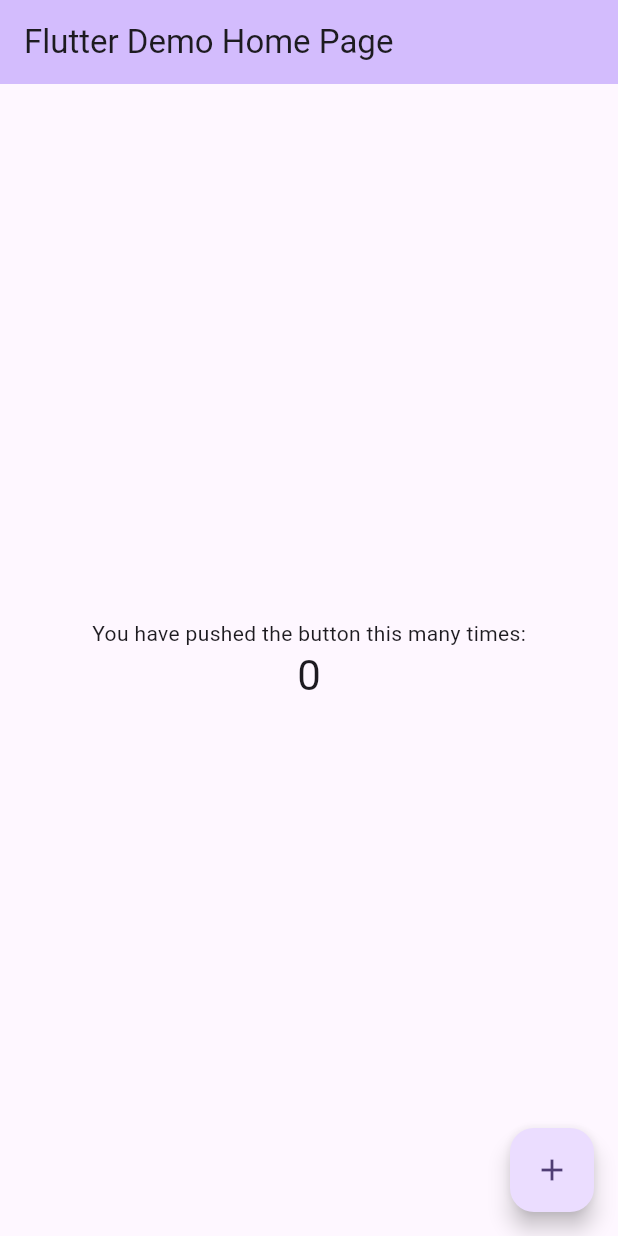
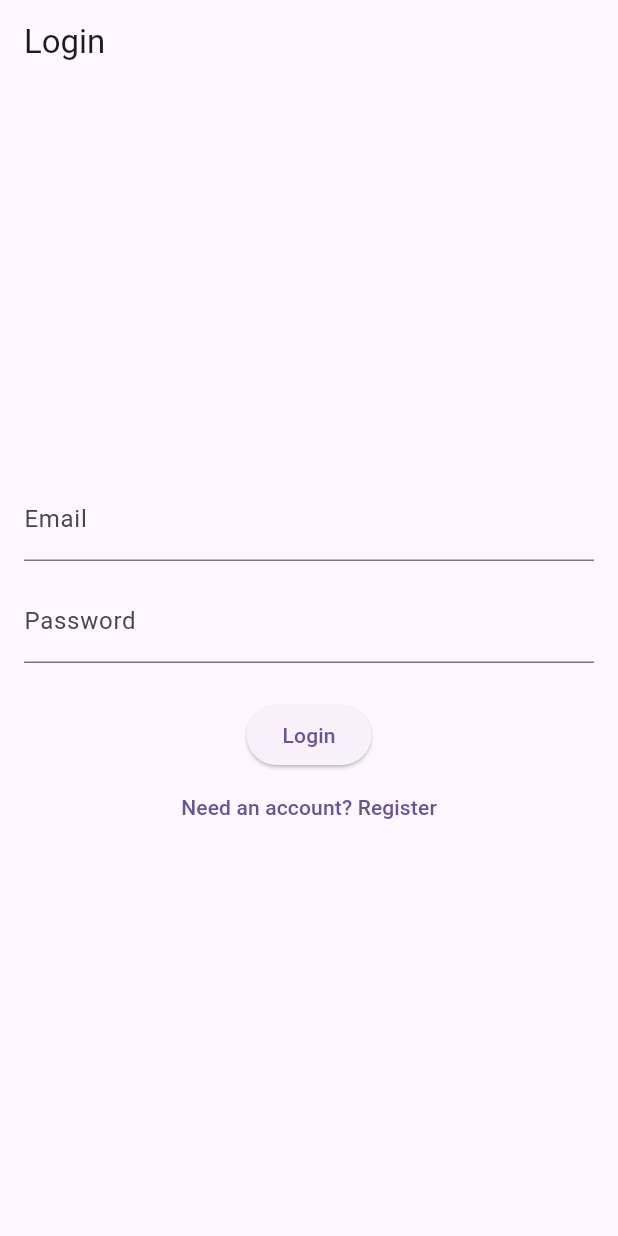
Before and after one commit to isaacLara1214/MAD_CW6, a Flutter app: the screen it shows after launch, on a phone screen of 412 x 824 dp. Run offline on Flutter 3.47's test engine with Material 3 defaults, Android fonts, the phone set to English and light mode, and no system bars; our stand-ins replace cloud_firestore, firebase_auth, firebase_core; accounts and stored records are empty.

Commit message:
need to fix firebase connection

```diff
--- a/cw6/lib/main.dart
+++ b/cw6/lib/main.dart
@@ -1,122 +1,50 @@
 import 'package:flutter/material.dart';
+import 'package:firebase_core/firebase_core.dart';
+import 'package:firebase_auth/firebase_auth.dart';
+import 'services/auth_service.dart';
+import 'services/database_service.dart';
+import 'screens/auth_screen.dart';
+import 'screens/task_list_screen.dart';
 
-void main() {
+void main() async {
+  WidgetsFlutterBinding.ensureInitialized();
+  await Firebase.initializeApp();
   runApp(const MyApp());
 }
 
 class MyApp extends StatelessWidget {
   const MyApp({super.key});
 
-  // This widget is the root of your application.
   @override
   Widget build(BuildContext context) {
+    final authService = AuthService();
+
     return MaterialApp(
-      title: 'Flutter Demo',
+      title: 'Task Manager',
       theme: ThemeData(
-        // This is the theme of your application.
-        //
-        // TRY THIS: Try running your application with "flutter run". You'll see
-        // the application has a purple toolbar. Then, without quitting the app,
-        // try changing the seedColor in the colorScheme below to Colors.green
-        // and then invoke "hot reload" (save your changes or press the "hot
-        // reload" button in a Flutter-supported IDE, or press "r" if you used
-        // the command line to start the app).
-        //
-        // Notice that the counter didn't reset back to zero; the application
-        // state is not lost during the reload. To reset the state, use hot
-        // restart instead.
-        //
-        // This works for code too, not just values: Most code changes can be
-        // tested with just a hot reload.
         colorScheme: ColorScheme.fromSeed(seedColor: Colors.deepPurple),
+        useMaterial3: true,
       ),
-      home: const MyHomePage(title: 'Flutter Demo Home Page'),
+      home: StreamBuilder<User?>(
+        stream: authService.authStateChanges,
+        builder: (context, snapshot) {
+          if (snapshot.connectionState == ConnectionState.waiting) {
+            return const Scaffold(
+              body: Center(child: CircularProgressIndicator()),
+            );
+          }
+
+          if (snapshot.hasData && snapshot.data != null) {
+            final databaseService = DatabaseService(uid: snapshot.data!.uid);
+            return TaskListScreen(
+              authService: authService,
+              databaseService: databaseService,
+            );
+          }
+
+          return AuthScreen(authService: authService);
+        },
+      ),
     );
   }
 }
-
-class MyHomePage extends StatefulWidget {
-  const MyHomePage({super.key, required this.title});
-
-  // This widget is the home page of your application. It is stateful, meaning
-  // that it has a State object (defined below) that contains fields that affect
-  // how it looks.
-
-  // This class is the configuration for the state. It holds the values (in this
-  // case the title) provided by the parent (in this case the App widget) and
-  // used by the build method of the State. Fields in a Widget subclass are
-  // always marked "final".
-
-  final String title;
-
-  @override
-  State<MyHomePage> createState() => _MyHomePageState();
-}
-
-class _MyHomePageState extends State<MyHomePage> {
-  int _counter = 0;
-
-  void _incrementCounter() {
-    setState(() {
-      // This call to setState tells the Flutter framework that something has
-      // changed in this State, which causes it to rerun the build method below
-      // so that the display can reflect the updated values. If we changed
-      // _counter without calling setState(), then the build method would not be
-      // called again, and so nothing would appear to happen.
-      _counter++;
-    });
-  }
-
-  @override
-  Widget build(BuildContext context) {
-    // This method is rerun every time setState is called, for instance as done
-    // by the _incrementCounter method above.
-    //
-    // The Flutter framework has been optimized to make rerunning build methods
-    // fast, so that you can just rebuild anything that needs updating rather
-    // than having to individually change instances of widgets.
-    return Scaffold(
-      appBar: AppBar(
-        // TRY THIS: Try changing the color here to a specific color (to
-        // Colors.amber, perhaps?) and trigger a hot reload to see the AppBar
-        // change color while the other colors stay the same.
-        backgroundColor: Theme.of(context).colorScheme.inversePrimary,
-        // Here we take the value from the MyHomePage object that was created by
-        // the App.build method, and use it to set our appbar title.
-        title: Text(widget.title),
-      ),
-      body: Center(
-        // Center is a layout widget. It takes a single child and positions it
-        // in the middle of the parent.
-        child: Column(
-          // Column is also a layout widget. It takes a list of children and
-          // arranges them vertically. By default, it sizes itself to fit its
-          // children horizontally, and tries to be as tall as its parent.
-          //
-          // Column has various properties to control how it sizes itself and
-          // how it positions its children. Here we use mainAxisAlignment to
-          // center the children vertically; the main axis here is the vertical
-          // axis because Columns are vertical (the cross axis would be
-          // horizontal).
-          //
-          // TRY THIS: Invoke "debug painting" (choose the "Toggle Debug Paint"
-          // action in the IDE, or press "p" in the console), to see the
-          // wireframe for each widget.
-          mainAxisAlignment: MainAxisAlignment.center,
-          children: <Widget>[
-            const Text('You have pushed the button this many times:'),
-            Text(
-              '$_counter',
-              style: Theme.of(context).textTheme.headlineMedium,
-            ),
-          ],
-        ),
-      ),
-      floatingActionButton: FloatingActionButton(
-        onPressed: _incrementCounter,
-        tooltip: 'Increment',
-        child: const Icon(Icons.add),
-      ), // This trailing comma makes auto-formatting nicer for build methods.
-    );
-  }
-}
--- /dev/null
+++ b/cw6/lib/models/task.dart
@@ -0,0 +1,37 @@
+class Task {
+  String id;
+  String title;
+  bool isCompleted;
+  List<Task> subtasks;
+
+  Task({
+    required this.id,
+    required this.title,
+    this.isCompleted = false,
+    this.subtasks = const [],
+  });
+
+  factory Task.fromMap(Map<String, dynamic> map, String docId) {
+    List<Task> subtaskList = [];
+    if (map['subtasks'] != null) {
+      subtaskList = (map['subtasks'] as List)
+          .map((subtask) => Task.fromMap(subtask as Map<String, dynamic>, ''))
+          .toList();
+    }
+
+    return Task(
+      id: docId,
+      title: map['title'] ?? '',
+      isCompleted: map['isCompleted'] ?? false,
+      subtasks: subtaskList,
+    );
+  }
+
+  Map<String, dynamic> toMap() {
+    return {
+      'title': title,
+      'isCompleted': isCompleted,
+      'subtasks': subtasks.map((subtask) => subtask.toMap()).toList(),
+    };
+  }
+}
--- /dev/null
+++ b/cw6/lib/screens/auth_screen.dart
@@ -0,0 +1,132 @@
+import 'package:flutter/material.dart';
+import '../services/auth_service.dart';
+
+class AuthScreen extends StatefulWidget {
+  final AuthService authService;
+
+  const AuthScreen({super.key, required this.authService});
+
+  @override
+  State<AuthScreen> createState() => _AuthScreenState();
+}
+
+class _AuthScreenState extends State<AuthScreen> {
+  final _formKey = GlobalKey<FormState>();
+  final _emailController = TextEditingController();
+  final _passwordController = TextEditingController();
+  bool _isLogin = true;
+  bool _isLoading = false;
+  String? _errorMessage;
+
+  @override
+  void dispose() {
+    _emailController.dispose();
+    _passwordController.dispose();
+    super.dispose();
+  }
+
+  Future<void> _submitForm() async {
+    if (!_formKey.currentState!.validate()) return;
+
+    setState(() {
+      _isLoading = true;
+      _errorMessage = null;
+    });
+
+    try {
+      if (_isLogin) {
+        await widget.authService.signIn(
+          _emailController.text.trim(),
+          _passwordController.text,
+        );
+      } else {
+        await widget.authService.signUp(
+          _emailController.text.trim(),
+          _passwordController.text,
+        );
+      }
+    } catch (e) {
+      setState(() {
+        _errorMessage = e.toString();
+      });
+    } finally {
+      if (mounted) {
+        setState(() {
+          _isLoading = false;
+        });
+      }
+    }
+  }
+
+  @override
+  Widget build(BuildContext context) {
+    return Scaffold(
+      appBar: AppBar(
+        title: Text(_isLogin ? 'Login' : 'Register'),
+      ),
+      body: Padding(
+        padding: const EdgeInsets.all(16.0),
+        child: Form(
+          key: _formKey,
+          child: Column(
+            mainAxisAlignment: MainAxisAlignment.center,
+            children: [
+              TextFormField(
+                controller: _emailController,
+                decoration: const InputDecoration(labelText: 'Email'),
+                keyboardType: TextInputType.emailAddress,
+                validator: (value) {
+                  if (value == null || value.isEmpty) {
+                    return 'Please enter your email';
+                  }
+                  return null;
+                },
+              ),
+              const SizedBox(height: 12),
+              TextFormField(
+                controller: _passwordController,
+                decoration: const InputDecoration(labelText: 'Password'),
+                obscureText: true,
+                validator: (value) {
+                  if (value == null || value.isEmpty) {
+                    return 'Please enter your password';
+                  }
+                  if (value.length < 6) {
+                    return 'Password must be at least 6 characters';
+                  }
+                  return null;
+                },
+              ),
+              const SizedBox(height: 24),
+              if (_errorMessage != null)
+                Padding(
+                  padding: const EdgeInsets.only(bottom: 12),
+                  child: Text(
+                    _errorMessage!,
+                    style: const TextStyle(color: Colors.red),
+                  ),
+                ),
+              if (_isLoading)
+                const CircularProgressIndicator()
+              else
+                ElevatedButton(
+                  onPressed: _submitForm,
+                  child: Text(_isLogin ? 'Login' : 'Register'),
+                ),
+              TextButton(
+                onPressed: () {
+                  setState(() {
+                    _isLogin = !_isLogin;
+                  });
+                },
+                child: Text(_isLogin
+                    ? 'Need an account? Register'
+                    : 'Already have an account? Login'),
+              ),
+            ],
+          ),
+        ),
+      ),
+    );
+  }
+}
--- /dev/null
+++ b/cw6/lib/services/auth_service.dart
@@ -0,0 +1,27 @@
+import 'package:firebase_auth/firebase_auth.dart';
+import 'package:flutter/foundation.dart';
+
+class AuthService extends ChangeNotifier {
+  final FirebaseAuth _auth = FirebaseAuth.instance;
+
+  User? get currentUser => _auth.currentUser;
+  Stream<User?> get authStateChanges => _auth.authStateChanges();
+
+  Future<UserCredential> signIn(String email, String password) async {
+    return await _auth.signInWithEmailAndPassword(
+      email: email,
+      password: password,
+    );
+  }
+
+  Future<UserCredential> signUp(String email, String password) async {
+    return await _auth.createUserWithEmailAndPassword(
+      email: email,
+      password: password,
+    );
+  }
+
+  Future<void> signOut() async {
+    return await _auth.signOut();
+  }
+}
```
Also changed, not shown: cw6/lib/screens/task_list_screen.dart (added, +107 -0 lines), cw6/lib/services/database_service.dart (added, +72 -0 lines), cw6/lib/widgets/task_item.dart (added, +143 -0 lines), cw6/pubspec.yaml (+6 -1 lines), cw6/pubspec.lock, 3 other files.
